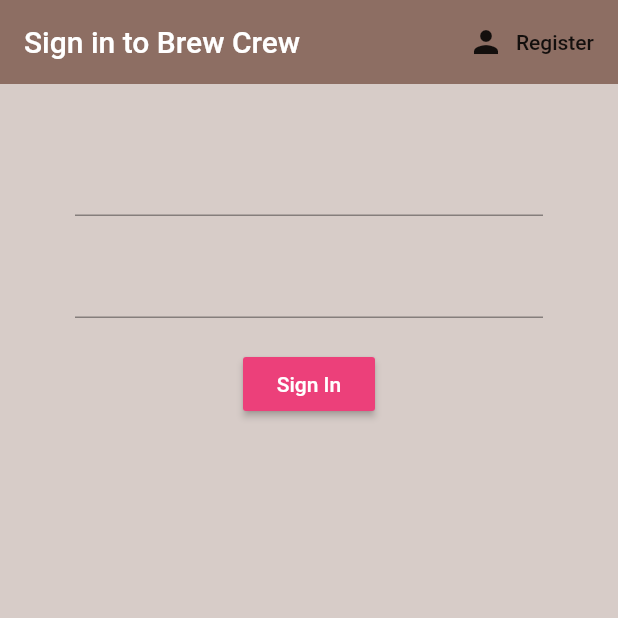
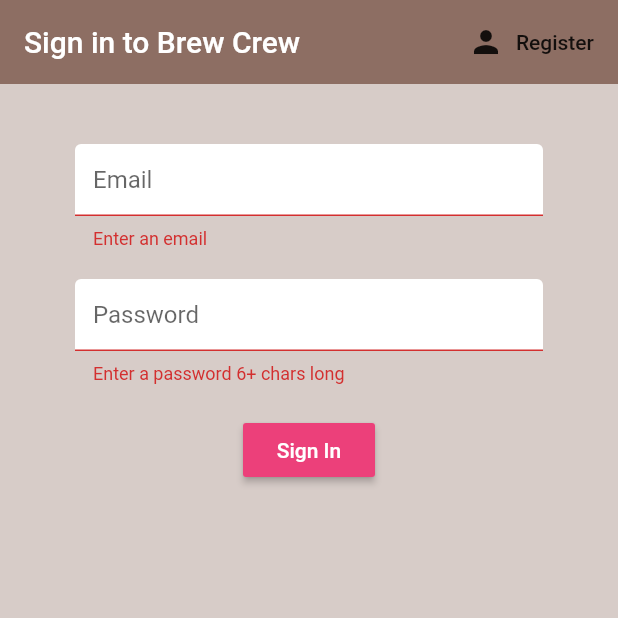
Before and after one commit to eshantbist/Brew-Crew, a Flutter app: the screen it shows after launch, after a tap on "Sign In", on a phone screen of 412 x 824 dp, the top half of it. Run offline on Flutter 3.47's test engine with Material 2 defaults, Android fonts, the phone set to English and light mode, and no system bars; our stand-ins replace firebase_auth, flutter_spinkit; accounts and stored records are empty.

```diff
--- a/lib/screens/authenticate/register.dart
+++ b/lib/screens/authenticate/register.dart
@@ -1,9 +1,8 @@
 import 'package:brew_crew/services/auth.dart';
 import 'package:flutter/material.dart';
-
+import 'package:brew_crew/shared/constants.dart';
 
 class Register extends StatefulWidget {
-
   final Function toggleView;
   Register({this.toggleView});
 
@@ -12,12 +11,11 @@ class Register extends StatefulWidget {
 }
 
 class _RegisterState extends State<Register> {
-
   final AuthService _auth = AuthService();
   final _formKey = GlobalKey<FormState>();
 
   String email = '';
-  String password  = '';
+  String password = '';
   String error = '';
 
   @override
@@ -30,64 +28,60 @@ class _RegisterState extends State<Register> {
         title: Text('Sign Up to Brew Crew'),
         actions: <Widget>[
           FlatButton.icon(
-            onPressed: (){
+              onPressed: () {
                 widget.toggleView();
               },
               icon: Icon(Icons.person),
-            label: Text("Sign In")
-          )
+              label: Text("Sign In"))
         ],
       ),
       body: Container(
-        padding: const EdgeInsets.symmetric(vertical:20.0,horizontal:50),
+        padding: const EdgeInsets.symmetric(vertical: 20.0, horizontal: 50),
         child: Form(
-          key:_formKey,
+          key: _formKey,
           child: Column(
             children: <Widget>[
               SizedBox(height: 20.0),
               TextFormField(
+                decoration: textInputDecoration.copyWith(hintText: 'Email'),
                 validator: (val) => val.isEmpty ? 'Enter an email' : null,
                 onChanged: (val) {
-                  setState(() => email = val );
+                  setState(() => email = val);
                   print(email);
                 },
               ),
               SizedBox(height: 20.0),
               TextFormField(
-                validator: (val) => val.length < 6 ? 'Enter a password 6+ chars long' : null,
+                decoration: textInputDecoration.copyWith(hintText: 'Password'),
+                validator: (val) =>
+                    val.length < 6 ? 'Enter a password 6+ chars long' : null,
                 obscureText: true,
                 onChanged: (val) {
-                  setState(() => password= val );
+                  setState(() => password = val);
                   print(password);
-
                 },
               ),
               SizedBox(height: 20.0),
               RaisedButton(
-                onPressed: () async{
-                  if(_formKey.currentState.validate()){
-                    dynamic result = await _auth.registerWithEmailAndPassword(email, password);
+                onPressed: () async {
+                  if (_formKey.currentState.validate()) {
+                    dynamic result = await _auth.registerWithEmailAndPassword(
+                        email, password);
 
-                    if(result == null){
+                    if (result == null) {
                       setState(() {
                         error = 'please supply a valid email';
                       });
-                    } else{
-
-                    }
-                  }
-                  else{
-
-                  }
+                    } else {}
+                  } else {}
                 },
                 color: Colors.pink[400],
-                child: Text(
-                  'Register',
+                child: Text('Register',
                     style: TextStyle(
                       color: Colors.white,
                     )),
               ),
-              SizedBox(height:12.0),
+              SizedBox(height: 12.0),
               Text(
                 error,
                 style: TextStyle(color: Colors.red, fontSize: 14.0),
--- a/lib/screens/authenticate/sign_in.dart
+++ b/lib/screens/authenticate/sign_in.dart
@@ -1,8 +1,8 @@
 import 'package:brew_crew/services/auth.dart';
 import 'package:flutter/material.dart';
+import 'package:brew_crew/shared/constants.dart';
 
 class SignIn extends StatefulWidget {
-
   final Function toggleView;
   SignIn({this.toggleView});
 
@@ -11,13 +11,13 @@ class SignIn extends StatefulWidget {
 }
 
 class _SignInState extends State<SignIn> {
-
   final AuthService _auth = AuthService();
   final _formKey = GlobalKey<FormState>();
   // text field state
 
   String email = '';
-  String password  = '';
+  String password = '';
+  String error = '';
 
   @override
   Widget build(BuildContext context) {
@@ -29,46 +29,65 @@ class _SignInState extends State<SignIn> {
         title: Text('Sign in to Brew Crew'),
         actions: <Widget>[
           FlatButton.icon(
-            onPressed: (){
+              onPressed: () {
                 widget.toggleView();
               },
               icon: Icon(Icons.person),
-            label: Text("Register")
-          )
+              label: Text("Register"))
         ],
       ),
       body: Container(
-        padding: const EdgeInsets.symmetric(vertical:20.0,horizontal:50),
+        padding: const EdgeInsets.symmetric(vertical: 20.0, horizontal: 50),
         child: Form(
+          key: _formKey,
           child: Column(
             children: <Widget>[
               SizedBox(height: 20.0),
               TextFormField(
+                decoration: textInputDecoration.copyWith(hintText: 'Email'),
+                validator: (val) => val.isEmpty ? 'Enter an email' : null,
                 onChanged: (val) {
-                  setState(() => email = val );
+                  setState(() => email = val);
                   print(email);
                 },
               ),
               SizedBox(height: 20.0),
               TextFormField(
+                decoration: textInputDecoration.copyWith(hintText: 'Password'),
+                validator: (val) =>
+                    val.length < 6 ? 'Enter a password 6+ chars long' : null,
                 obscureText: true,
                 onChanged: (val) {
-                  setState(() => password= val );
+                  setState(() => password = val);
                   print(password);
-
                 },
               ),
               SizedBox(height: 20.0),
               RaisedButton(
-                onPressed: () async{
+                onPressed: () async {
+                  if (_formKey.currentState.validate()) {
+                    dynamic result =
+                        await _auth.signInWithEmailAndPassword(email, password);
 
+                    if (result == null) {
+                      setState(() {
+                        error = 'Could not sign in with these credentials';
+                      });
+                    }
+
+                    print("Valid");
+                  }
                 },
                 color: Colors.pink[400],
-                child: Text(
-                  'Sign In',
+                child: Text('Sign In',
                     style: TextStyle(
                       color: Colors.white,
                     )),
+              ),
+              SizedBox(height: 12.0),
+              Text(
+                error,
+                style: TextStyle(color: Colors.red, fontSize: 14.0),
               )
             ],
           ),
--- a/lib/services/auth.dart
+++ b/lib/services/auth.dart
@@ -1,30 +1,28 @@
 import 'package:brew_crew/models/user.dart';
 import 'package:firebase_auth/firebase_auth.dart';
 
-class AuthService{
-
+class AuthService {
   final FirebaseAuth _auth = FirebaseAuth.instance;
 
   // create user object based on firebase user
 
-  User _userFromFirebaseUser(FirebaseUser user){
+  User _userFromFirebaseUser(FirebaseUser user) {
     return user != null ? User(uid: user.uid) : null;
   }
 
   // auth change stream
 
   Stream<User> get user {
-    return _auth.onAuthStateChanged
-          .map(_userFromFirebaseUser);
-      // .map((FirebaseUser user)=>
-      //   _userFromFirebaseUser(user)
-      // );
+    return _auth.onAuthStateChanged.map(_userFromFirebaseUser);
+    // .map((FirebaseUser user)=>
+    //   _userFromFirebaseUser(user)
+    // );
   }
 
   // sign in anon
 
   Future signInAnon() async {
-    try{
+    try {
       AuthResult result = await _auth.signInAnonymously();
       FirebaseUser user = result.user;
       return _userFromFirebaseUser(user);
@@ -38,14 +36,27 @@ class AuthService{
 
   // sign in with email & password
 
+  Future signInWithEmailAndPassword(String email, String password) async {
+    try {
+      AuthResult result = await _auth.signInWithEmailAndPassword(
+          email: email, password: password);
+      FirebaseUser user = result.user;
+      return _userFromFirebaseUser(user);
+    } catch (e) {
+      print(e.toString());
+      return null;
+    }
+  }
+
   // register with email and password
 
   Future registerWithEmailAndPassword(String email, String password) async {
-    try{
-      AuthResult result = await _auth.createUserWithEmailAndPassword(email: email, password: password);
+    try {
+      AuthResult result = await _auth.createUserWithEmailAndPassword(
+          email: email, password: password);
       FirebaseUser user = result.user;
       return _userFromFirebaseUser(user);
-    } catch(e){
+    } catch (e) {
       print(e.toString());
       return null;
     }
@@ -53,13 +64,12 @@ class AuthService{
 
   // sign out user
 
-  Future signOut() async{
-    try{
+  Future signOut() async {
+    try {
       return await _auth.signOut();
-    } catch(e){
+    } catch (e) {
       print(e.toString());
       return null;
     }
   }
-
 }
--- /dev/null
+++ b/lib/shared/constants.dart
@@ -0,0 +1,18 @@
+import 'package:flutter/material.dart';
+
+const textInputDecoration = InputDecoration(
+  fillColor: Colors.white,
+  filled: true,
+  enabledBorder: OutlineInputBorder(
+    borderSide: BorderSide(
+      color: Colors.white,
+      width: 2.0,
+    ),
+  ),
+  focusedBorder: OutlineInputBorder(
+    borderSide: BorderSide(
+      color: Colors.pink,
+      width: 2.0,
+    ),
+  ),
+);
--- a/pubspec.yaml
+++ b/pubspec.yaml
@@ -26,6 +26,7 @@ dependencies:
   firebase_auth: ^0.14.0+5
   cloud_firestore: ^0.12.9+4
   provider: ^3.1.0
+  flutter_spinkit: ^4.0.0
 
 
   # The following adds the Cupertino Icons font to your application.
```
Also changed, not shown: lib/shared/loading.dart (added, +17 -0 lines), pubspec.lock. Lines whose indentation alone changed are shown as unchanged.
